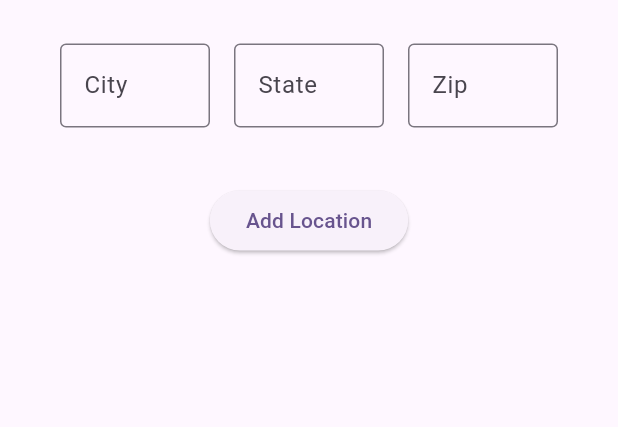
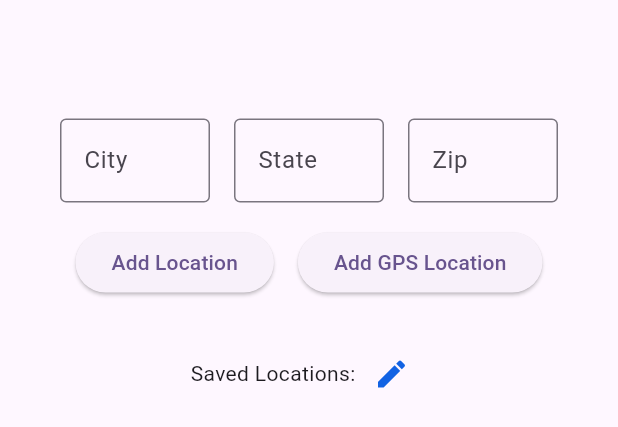
Before and after one commit to theusaf/osu-cs492-weather-app, a Flutter app: the Location widget shown alone on an empty page, opened directly with empty values, on a phone screen of 412 x 824 dp. Shown: the top 427 px of the screen. Run offline on Flutter 3.47's test engine with Material 3 defaults, Android fonts, the phone set to English and light mode, and no system bars; our stand-ins replace geocoding, geolocator; accounts and stored records are empty.

Commit message:
added location lists

```diff
--- a/lib/components/location/location.dart
+++ b/lib/components/location/location.dart
@@ -3,58 +3,117 @@ import '../../models/user_location.dart';
 import 'location_text.dart';
 
 class Location extends StatefulWidget {
-  // TODO: Add a setLocation function variable which should be passed from main.dart
-  // See bottom_navigation for an example
+
+  // The setter and getter for the active location
   final Function setLocation;
-  const Location({super.key, required this.setLocation});
+  final Function getLocation;
+
+  // The list of locations
+  // This needs to be stored in main.dart so it is maintained when toggling through windows
+  final List<UserLocation> locations;
+
+  const Location({super.key, required this.setLocation, required this.getLocation, required this.locations});
 
   @override
   State<Location> createState() => _LocationState();
 }
 
 class _LocationState extends State<Location> {
-  // TODO: Get rid of city, state and zip, and store the location as an object instead
-  // UserLocation _location =...
-  // Be sure to update the text display to display from the object.
 
-  UserLocation? _location;
+  // Edit mode allows user to delete stored locations
+  bool _editMode = false;
 
+  // When the edit button is pressed, the editMode flips to its opposite
+  // true -> false
+  // false -> true
+  void toggleEditMode() {
+    setState(() {
+      _editMode = !_editMode;
+    });
+  }
+
+  // Controller that handle the text boxes
   final cityController = TextEditingController();
   final stateController = TextEditingController();
   final zipController = TextEditingController();
 
-  void getLocation() async {
+
+  // When an item from the list is tapped, set the current location to whichever one was tapped
+  void tapList(index) {
+      widget.setLocation(widget.locations.elementAt(index));
+  }
+
+
+  // There are two ways to add the location
+  // First, if the user enters text into the text boxes, geocoding will attempt to find it.
+  void addLocationButtonPressed() async {
+    UserLocation location = await getLocationFromAddress(
+        cityController.text, stateController.text, zipController.text);
+    updateLocation(location);
+  }
+
+  // Second, if the user taps the "Add GPS Location" button, the location is found via geolocation
+  void addLocationGPSButtonPressed() async {
     UserLocation location = await getLocationFromGPS();
+    updateLocation(location);
+  }
+
+
+  // Update location sets the current location to the passed location
+  // Additionally, it adds the location only if the location isn't already in the list
+  void updateLocation(UserLocation location) {
     widget.setLocation(location);
-    // TODO: use the new setLocation function passed from main.dart to update the location.
     setState(() {
-      // TODO: Update the _location object instead of state, city, zip
-      _location = location;
+      if (!widget.locations.contains(location)){
+        widget.locations.add(location);
+      }
     });
   }
 
-  @override
-  void initState() {
-    super.initState();
-    getLocation();
-  }
 
-  void addLocationButtonPressed() async {
-    // TODO: Same changes as getLocation()
-    UserLocation location = await getLocationFromAddress(
-        cityController.text, stateController.text, zipController.text);
-    widget.setLocation(location);
+  // Delete location removes the location from the list by index
+  void deleteLocation(index) {
     setState(() {
-      _location = location;
+      widget.locations.removeAt(index);
     });
+
   }
 
   @override
   Widget build(BuildContext context) {
     return Column(
       children: [
-        // TODO: use the UserLocation _location variable instead of city, state, zip
-        Text((_location?.city != "") ? "Location: ${_location?.city}, ${_location?.state}, ${_location?.zip}" : ""),
+        SizedBox(height: 225, child: userInput()),
+        Row(
+          mainAxisAlignment: MainAxisAlignment.center,
+          children: [
+            const Text("Saved Locations:"),
+            IconButton(icon: const Icon(Icons.edit), onPressed: toggleEditMode, color: const Color.fromRGBO(18, 98, 227, 1.0),)
+          ],
+        ),
+        Expanded(child: locationsListWidget()),
+      ],
+    );
+  }
+
+  ListView locationsListWidget() => ListView.builder(
+    itemCount: widget.locations.length,
+    itemBuilder: (context, index) => ListTile(
+      title: listItemText(index),
+      onTap: () {tapList(index);}));
+
+  Row listItemText(int index) => Row(
+    children: [
+      Text("${widget.locations.elementAt(index).city}, ${widget.locations.elementAt(index).state}, ${widget.locations.elementAt(index).zip}"),
+      (_editMode) ? IconButton(onPressed: () {deleteLocation(index);}, icon: const Icon(Icons.delete, color: Color.fromRGBO(227, 18, 67, 1.0),)) : const SizedBox()
+    ],
+  );
+
+  Column userInput() {
+    return Column(
+      children: [
+        const SizedBox(height: 50),
+        Text((widget.getLocation() != null) ? "Location: ${widget.getLocation().city}, ${widget.getLocation().state}, ${widget.getLocation().zip}" : ""),
         Row(
           mainAxisAlignment: MainAxisAlignment.center,
           children: [
@@ -66,12 +125,30 @@ class _LocationState extends State<Location> {
                 labelText: "Zip", width: 100.0, controller: zipController)
           ],
         ),
-        const SizedBox(height: 30),
-        ElevatedButton(
-          onPressed: addLocationButtonPressed,
-          child: const Text('Add Location'),
-        ),
+        buttons()
       ],
     );
   }
+
+  Row buttons() {
+    return Row(
+        mainAxisAlignment: MainAxisAlignment.center,
+        children: [
+          Padding(
+            padding: const EdgeInsets.all(8.0),
+            child: ElevatedButton(
+              onPressed: addLocationButtonPressed,
+              child: const Text('Add Location'),
+            ),
+          ),
+          Padding(
+            padding: const EdgeInsets.all(8.0),
+            child: ElevatedButton(
+                      onPressed: addLocationGPSButtonPressed,
+                      child: const Text('Add GPS Location'),
+                    ),
+          ),
+        ],
+      );
+  }
 }
--- a/lib/models/user_location.dart
+++ b/lib/models/user_location.dart
@@ -17,6 +17,19 @@ class UserLocation {
   String zip;
 
   UserLocation(this.latitude, this.longitude, this.city, this.state, this.zip);
+
+  // This overrides the == operator
+  // This allows us to define how we want to establish equality between two UserLocation Objects
+  // In this case, I want anything that shares city, state, and zip to be considered equal, even if lat/long are not equal
+  @override
+  bool operator==(Object other) =>
+      other is UserLocation && city == other.city && state == other.state && zip == other.zip;
+
+  // We should alo override the hashCode when we override the == operator
+  @override
+  int get hashCode => Object.hash(city, state, zip);
+
+
 }
 
 Future<UserLocation> getLocationFromAddress(
```
Also changed, not shown: lib/main.dart (+8 -11 lines).
